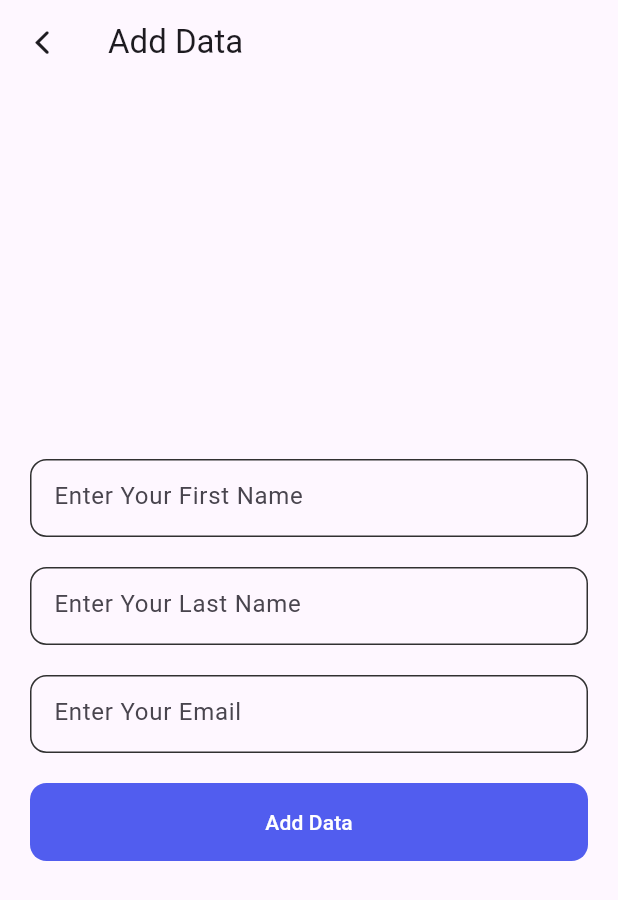
After one commit to ahmed04raxa/todoapp, a Flutter app: the screen it shows after launch, after a tap on the "add" icon, on a phone screen of 412 x 824 dp. The commit adds this screen. Shown: the top 900 px of the screen. Run offline on Flutter 3.47's test engine with Material 3 defaults, Android fonts, the phone set to English and light mode, and no system bars; our stand-ins replace cloud_firestore, firebase_auth, firebase_core; accounts and stored records are empty.

Commit message:
Create Completed From Crud Operation

```diff
--- a/lib/main.dart
+++ b/lib/main.dart
@@ -1,8 +1,7 @@
 import 'package:firebase_core/firebase_core.dart';
 import 'package:flutter/material.dart';
 import 'package:todo_app/firebase_options.dart';
-import 'package:todo_app/repository/screen/signup/sign_up_screen.dart';
-import 'package:todo_app/repository/screen/splash/splash_screen.dart';
+import 'package:todo_app/repository/screen/home/home_screen.dart';
 
 void main() async {
   WidgetsFlutterBinding.ensureInitialized();
@@ -21,7 +20,7 @@ class MyApp extends StatelessWidget {
       theme: ThemeData(
         colorScheme: ColorScheme.fromSeed(seedColor: Colors.deepPurple),
       ),
-      home: SignUpScreen(),
+      home: HomeScreen(),
     );
   }
 }
--- /dev/null
+++ b/lib/repository/screen/crud/add_data.dart
@@ -0,0 +1,85 @@
+import 'package:cloud_firestore/cloud_firestore.dart';
+import 'package:flutter/cupertino.dart';
+import 'package:flutter/material.dart';
+import 'package:todo_app/repository/screen/home/home_screen.dart';
+import 'package:todo_app/repository/widgets/ui_helper.dart';
+
+class AddData extends StatefulWidget {
+  AddData({super.key});
+
+  @override
+  State<AddData> createState() => _AddDataState();
+}
+
+class _AddDataState extends State<AddData> {
+  final TextEditingController firstNameController = TextEditingController();
+
+  final TextEditingController lastNameController = TextEditingController();
+
+  final TextEditingController emailController = TextEditingController();
+
+  void addData(String firstName, String lastName, String email) async {
+    FirebaseFirestore.instance.collection("Users").doc().set({
+      "firstName": firstName,
+      "lastName": lastName,
+      "email": email,
+    });
+    firstNameController.clear();
+    lastNameController.clear();
+    emailController.clear();
+    Navigator.push(
+      context,
+      MaterialPageRoute(builder: (context) => HomeScreen()),
+    );
+  }
+
+  @override
+  Widget build(BuildContext context) {
+    return Scaffold(
+      appBar: AppBar(
+        title: Text("Add Data"),
+        leading: IconButton(
+          onPressed: () {
+            Navigator.pop(context);
+          },
+          icon: Icon(CupertinoIcons.back),
+        ),
+      ),
+      body: Center(
+        child: Column(
+          mainAxisAlignment: MainAxisAlignment.center,
+          children: [
+            UiHelper.customTextField(
+              controller: firstNameController,
+              hintText: "Enter Your First Name",
+              mWidth: 372,
+            ),
+            SizedBox(height: 20),
+            UiHelper.customTextField(
+              controller: lastNameController,
+              hintText: "Enter Your Last Name",
+              mWidth: 372,
+            ),
+            SizedBox(height: 20),
+            UiHelper.customTextField(
+              controller: emailController,
+              hintText: "Enter Your Email",
+              mWidth: 372,
+            ),
+            SizedBox(height: 20),
+            UiHelper.customButton(
+              text: "Add Data",
+              callback: () {
+                addData(
+                  firstNameController.text.toString(),
+                  lastNameController.text.toString(),
+                  emailController.text.toString(),
+                );
+              },
+            ),
+          ],
+        ),
+      ),
+    );
+  }
+}
--- a/lib/repository/screen/home/home_screen.dart
+++ b/lib/repository/screen/home/home_screen.dart
@@ -1,4 +1,6 @@
 import 'package:flutter/material.dart';
+import 'package:todo_app/repository/screen/crud/add_data.dart';
+import 'package:todo_app/repository/widgets/ui_helper.dart';
 
 class HomeScreen extends StatefulWidget {
   const HomeScreen({super.key});
@@ -15,6 +17,17 @@ class _HomeScreenState extends State<HomeScreen> {
         mainAxisAlignment: MainAxisAlignment.center,
         children: [Text("HOME SCREEN")],
       ),
+      floatingActionButton: FloatingActionButton(
+        elevation: 0,
+        backgroundColor: Color(0XFF515DEF),
+        onPressed: () {
+          Navigator.push(
+            context,
+            MaterialPageRoute(builder: (context) => AddData()),
+          );
+        },
+        child: Icon(Icons.add, color: Colors.white, size: 30),
+      ),
     );
   }
 }
--- a/lib/repository/widgets/ui_helper.dart
+++ b/lib/repository/widgets/ui_helper.dart
@@ -38,7 +38,7 @@ class UiHelper {
     double? fontSize,
     FontWeight? fontWeight,
   }) {
-    return Container(
+    return SizedBox(
       width: mWidth,
       height: mHeight,
       child: ElevatedButton(
@@ -46,6 +46,9 @@ class UiHelper {
         style: ElevatedButton.styleFrom(
           elevation: 0,
           backgroundColor: Color(0XFF515DEF),
+          shape: RoundedRectangleBorder(
+            borderRadius: BorderRadius.circular(11),
+          ),
         ),
         child: Text(
           text,
--- a/pubspec.yaml
+++ b/pubspec.yaml
@@ -36,6 +36,7 @@ dependencies:
   cupertino_icons: ^1.0.8
   firebase_core: ^4.2.1
   firebase_auth: ^6.1.2
+  cloud_firestore: ^6.1.0
 
 dev_dependencies:
   flutter_test:
```
Also changed, not shown: pubspec.lock, 3 other files.
